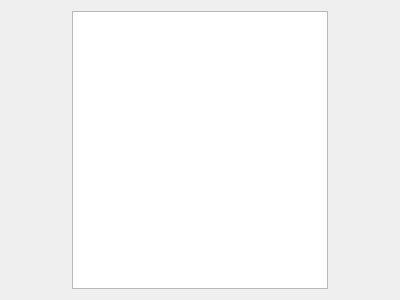
Old version of the form gamewindow.ui in the repository M-Bell/Raccoon.
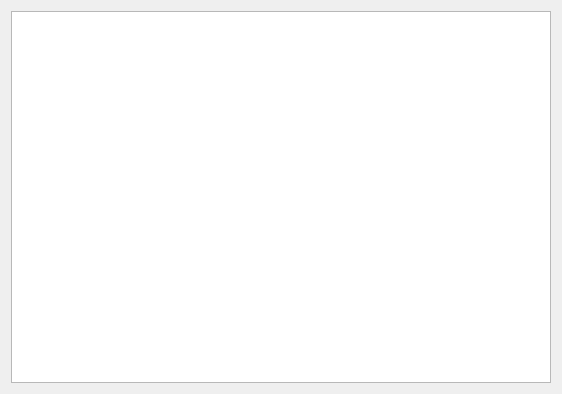
New version of the form.

```diff
--- a/gamewindow.ui
+++ b/gamewindow.ui
@@ -6,15 +6,15 @@
    <rect>
     <x>0</x>
     <y>0</y>
-    <width>400</width>
-    <height>300</height>
+    <width>562</width>
+    <height>394</height>
    </rect>
   </property>
   <property name="windowTitle">
    <string>Dialog</string>
   </property>
   <layout class="QGridLayout" name="gridLayout">
-   <item row="0" column="0" alignment="Qt::AlignHCenter|Qt::AlignTop">
+   <item row="0" column="0">
     <widget class="QGraphicsView" name="chessboard">
      <property name="minimumSize">
       <size>
```
